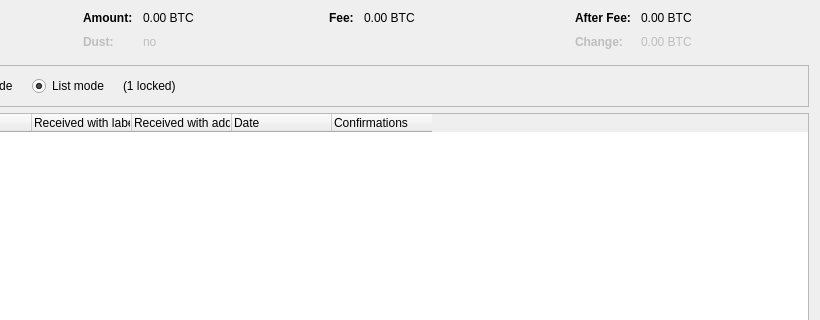
The window that src/qt/forms/coincontroldialog.ui (wbubblerteam/bubcoin) describes before a commit, drawn with Qt 5; both pictures show x 180 to 1000 and y 0 to 320 of the 1000 by 500 pixel window.
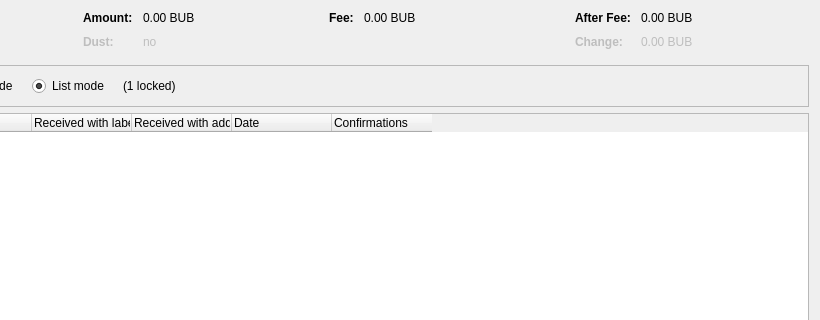
The same window after the commit. Custom widgets are drawn as their Qt base class.

What changed in the file:
```diff
--- a/src/qt/forms/coincontroldialog.ui
+++ b/src/qt/forms/coincontroldialog.ui
@@ -132,7 +132,7 @@
           <enum>Qt::ActionsContextMenu</enum>
          </property>
          <property name="text">
-          <string notr="true">0.00 BTC</string>
+          <string notr="true">0.00 BUB</string>
          </property>
          <property name="textInteractionFlags">
           <set>Qt::LinksAccessibleByMouse|Qt::TextSelectableByKeyboard|Qt::TextSelectableByMouse</set>
@@ -212,7 +212,7 @@
           <enum>Qt::ActionsContextMenu</enum>
          </property>
          <property name="text">
-          <string notr="true">0.00 BTC</string>
+          <string notr="true">0.00 BUB</string>
          </property>
          <property name="textInteractionFlags">
           <set>Qt::LinksAccessibleByMouse|Qt::TextSelectableByKeyboard|Qt::TextSelectableByMouse</set>
@@ -257,7 +257,7 @@
           <enum>Qt::ActionsContextMenu</enum>
          </property>
          <property name="text">
-          <string notr="true">0.00 BTC</string>
+          <string notr="true">0.00 BUB</string>
          </property>
          <property name="textInteractionFlags">
           <set>Qt::LinksAccessibleByMouse|Qt::TextSelectableByKeyboard|Qt::TextSelectableByMouse</set>
@@ -292,7 +292,7 @@
           <enum>Qt::ActionsContextMenu</enum>
          </property>
          <property name="text">
-          <string notr="true">0.00 BTC</string>
+          <string notr="true">0.00 BUB</string>
          </property>
          <property name="textInteractionFlags">
           <set>Qt::LinksAccessibleByMouse|Qt::TextSelectableByKeyboard|Qt::TextSelectableByMouse</set>
```
